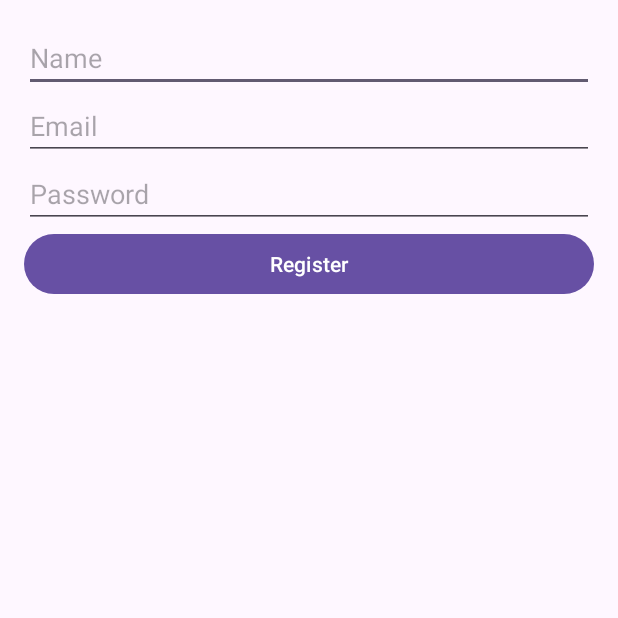
After one commit to ImamNurHadi/Smart-Emergency-and-Road-Assistance, an Android app: the RegisterActivity screen opened directly, with no data from a screen before it, on a phone screen of 412 x 824 dp, the top half of it. The commit adds this screen. Run offline under Robolectric (Android 15) with nearby library versions, the light colour scheme and no system bars; our stand-ins replace Firebase (no records; nobody signed in at launch, a user with empty details on screens opened directly).

Commit message:
add Login Register using Firebase Auth, Realtime-Database

```diff
--- a/app/build.gradle.kts
+++ b/app/build.gradle.kts
@@ -1,6 +1,7 @@
 plugins {
     alias(libs.plugins.android.application)
     alias(libs.plugins.google.android.libraries.mapsplatform.secrets.gradle.plugin)
+    id("com.google.gms.google-services") // Apply the Google services plugin
 }
 
 android {
@@ -43,8 +44,12 @@ dependencies {
     implementation(libs.constraintlayout)
     implementation(libs.play.services.maps)
     implementation(libs.play.services.location)
+    implementation(libs.firebase.auth)
+    implementation(libs.firebase.firestore)
+    implementation(libs.firebase.database)
     testImplementation(libs.junit)
     androidTestImplementation(libs.ext.junit)
     androidTestImplementation(libs.espresso.core)
     implementation("com.google.android.gms:play-services-maps:19.0.0")
+
 }
--- /dev/null
+++ b/app/src/main/java/com/example/sera/RegisterActivity.java
@@ -0,0 +1,90 @@
+package com.example.sera;
+import android.os.Bundle;
+import android.util.Log;
+import android.view.View;
+import android.widget.Button;
+import android.widget.EditText;
+import android.widget.Toast;
+import androidx.annotation.NonNull;
+import androidx.appcompat.app.AppCompatActivity;
+import com.google.firebase.auth.FirebaseAuth;
+import com.google.firebase.auth.FirebaseUser;
+import com.google.firebase.database.DatabaseReference;
+import com.google.firebase.database.FirebaseDatabase;
+
+public class RegisterActivity extends AppCompatActivity {
+
+    private static final String TAG = "RegisterActivity";
+    private EditText etName, etEmail, etPassword;
+    private Button btnRegister;
+
+    private FirebaseAuth mAuth;
+
+    @Override
+    protected void onCreate(Bundle savedInstanceState) {
+        super.onCreate(savedInstanceState);
+        setContentView(R.layout.activity_register);
+
+        // Firebase Initialization
+        mAuth = FirebaseAuth.getInstance();
+
+        // UI Initialization
+        etName = findViewById(R.id.et_name);
+        etEmail = findViewById(R.id.et_email);
+        etPassword = findViewById(R.id.et_password);
+        btnRegister = findViewById(R.id.btn_register);
+
+        // Set button click listener to register user
+        btnRegister.setOnClickListener(v -> registerUser());
+    }
+
+    // Method to register the user
+    private void registerUser() {
+        String name = etName.getText().toString().trim();
+        String email = etEmail.getText().toString().trim();
+        String password = etPassword.getText().toString().trim();
+
+        // Validate input fields
+        if (name.isEmpty() || email.isEmpty() || password.isEmpty()) {
+            Toast.makeText(this, "Please fill all fields", Toast.LENGTH_SHORT).show();
+            return;
+        }
+
+        // Firebase Authentication: Create User
+        mAuth.createUserWithEmailAndPassword(email, password)
+                .addOnCompleteListener(this, task -> {
+                    if (task.isSuccessful()) {
+                        // Sign in success, update UI with the signed-in user's information
+                        Log.d(TAG, "createUserWithEmail:success");
+                        FirebaseUser firebaseUser = mAuth.getCurrentUser();
+
+                        // Call method to save user data to Realtime Database
+                        if (firebaseUser != null) {
+                            saveUserToDatabase(firebaseUser, name, email);
+                        }
+                    } else {
+                        // If sign-in fails, display a message to the user
+                        Log.w(TAG, "createUserWithEmail:failure", task.getException());
+                        Toast.makeText(RegisterActivity.this, "Authentication failed.",
+                                Toast.LENGTH_SHORT).show();
+                    }
+                });
+    }
+
+    // Method to save user data to Firebase Realtime Database
+    private void saveUserToDatabase(FirebaseUser firebaseUser, String name, String email) {
+        String userId = firebaseUser.getUid(); // Get UID of the current user
+
+        // Firebase Realtime Database Reference
+        DatabaseReference usersRef = FirebaseDatabase.getInstance().getReference("users");
+
+        // Save user data directly into the database
+        usersRef.child(userId).child("name").setValue(name);
+        usersRef.child(userId).child("email").setValue(email);
+        usersRef.child(userId).child("role").setValue("user"); // Default role as "user"
+
+        // After successful registration, show a toast and finish activity
+        Toast.makeText(RegisterActivity.this, "User registered successfully", Toast.LENGTH_SHORT).show();
+        finish(); // Redirect to login or next screen
+    }
+}
--- /dev/null
+++ b/app/src/main/res/layout/activity_register.xml
@@ -0,0 +1,35 @@
+<?xml version="1.0" encoding="utf-8"?>
+<LinearLayout xmlns:android="http://schemas.android.com/apk/res/android"
+    android:layout_width="match_parent"
+    android:layout_height="match_parent"
+    android:orientation="vertical"
+    android:padding="16dp">
+
+    <EditText
+        android:id="@+id/et_name"
+        android:layout_width="match_parent"
+        android:layout_height="wrap_content"
+        android:hint="Name"
+        android:inputType="textPersonName"/>
+
+    <EditText
+        android:id="@+id/et_email"
+        android:layout_width="match_parent"
+        android:layout_height="wrap_content"
+        android:hint="Email"
+        android:inputType="textEmailAddress"/>
+
+    <EditText
+        android:id="@+id/et_password"
+        android:layout_width="match_parent"
+        android:layout_height="wrap_content"
+        android:hint="Password"
+        android:inputType="textPassword"/>
+
+    <Button
+        android:id="@+id/btn_register"
+        android:layout_width="match_parent"
+        android:layout_height="wrap_content"
+        android:text="Register"/>
+
+</LinearLayout>
--- a/build.gradle.kts
+++ b/build.gradle.kts
@@ -1,5 +1,7 @@
 // Top-level build file where you can add configuration options common to all sub-projects/modules.
+
 plugins {
     alias(libs.plugins.android.application) apply false
     alias(libs.plugins.google.android.libraries.mapsplatform.secrets.gradle.plugin) apply false
+    id("com.google.gms.google-services") version "4.4.2" apply false
 }
```
Also changed, not shown: app/src/main/AndroidManifest.xml (+14 -0 lines), app/src/main/java/com/example/sera/LoginActivity.java (added, +90 -0 lines), app/src/main/java/com/example/sera/MainActivity.java (+53 -49 lines), app/src/main/res/layout/activity_login.xml (added, +37 -0 lines), app/src/main/res/layout/activity_main.xml (+27 -10 lines), app/src/main/res/values/arrays.xml (added, +8 -0 lines), gradle/libs.versions.toml (+8 -0 lines), 1 other file.
